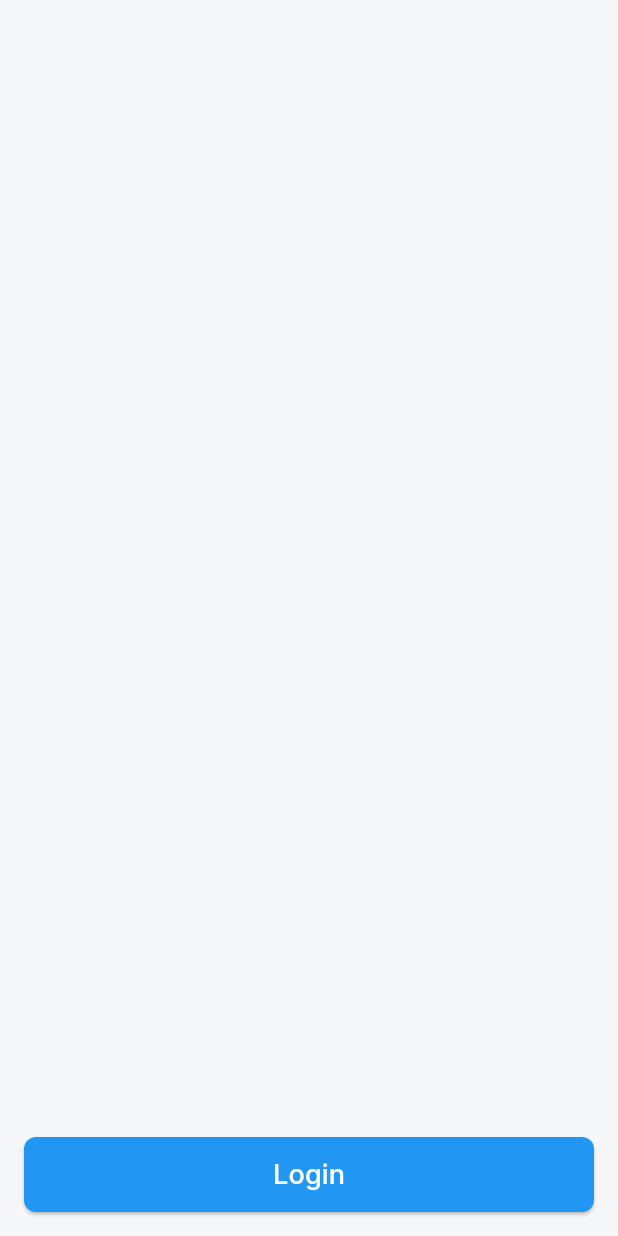
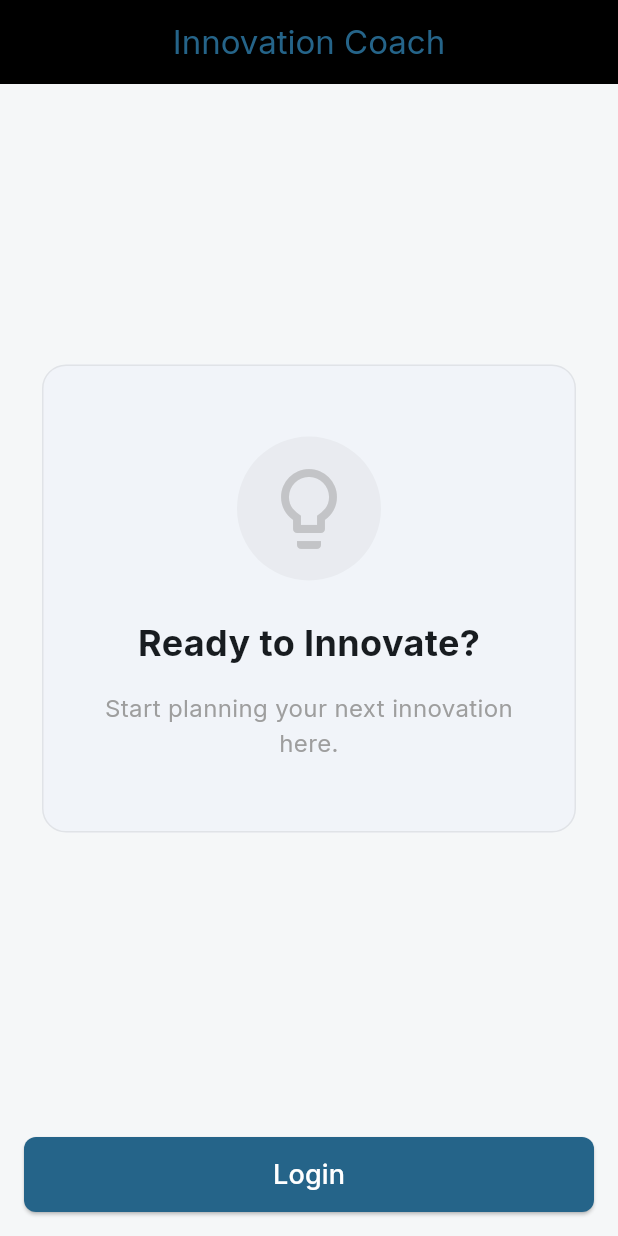
Before and after one commit to andreasofthings/innovation, a Flutter app: the screen it shows after launch, on a phone screen of 412 x 824 dp. Run offline on Flutter 3.47's test engine with Material 3 defaults, Android fonts, the phone set to English and light mode, and no system bars; our stand-ins replace app_links, flutter_colorpicker, flutter_secure_storage, google_fonts; missing offline and left inert: flutter_appauth; accounts and stored records are empty.

Commit message:
Refactor: Move Innovation Card from Home to Login screen
- Replaced HomeContent with a 'Home Screen' placeholder in lib/screens/home_screen.dart.
- Updated lib/screens/login_screen.dart to include an AppBar and the 'Ready to Innovate?' card centered above the login button.
- Ensured design consistency with the project's color scheme and typography.
- Updated home_screen_test.dart and added login_screen_test.dart to verify UI changes.
- Added node_modules/ to .gitignore to prevent accidental commits of local test dependencies.

```diff
--- a/lib/screens/login_screen.dart
+++ b/lib/screens/login_screen.dart
@@ -7,10 +7,68 @@ class LoginScreen extends StatelessWidget {
 
   @override
   Widget build(BuildContext context) {
+    final colorScheme = Theme.of(context).colorScheme;
+    final isDark = Theme.of(context).brightness == Brightness.dark;
+
     return Scaffold(
+      appBar: AppBar(
+        title: const Text('Innovation Coach'),
+        centerTitle: true,
+        backgroundColor: isDark ? colorScheme.surface : const Color(0xFF000000),
+        foregroundColor: colorScheme.primary,
+        elevation: 0,
+      ),
       body: SafeArea(
         child: Column(
           children: [
+            const Spacer(),
+            Padding(
+              padding: const EdgeInsets.all(24.0),
+              child: Card(
+                elevation: 0,
+                shape: RoundedRectangleBorder(
+                  borderRadius: BorderRadius.circular(16),
+                  side: BorderSide(color: Colors.grey.withOpacity(0.2)),
+                ),
+                child: Padding(
+                  padding: const EdgeInsets.symmetric(vertical: 48.0, horizontal: 24.0),
+                  child: Column(
+                    mainAxisSize: MainAxisSize.min,
+                    children: [
+                      Container(
+                        padding: const EdgeInsets.all(16),
+                        decoration: BoxDecoration(
+                          color: Colors.grey.withOpacity(0.1),
+                          shape: BoxShape.circle,
+                        ),
+                        child: Icon(
+                          Icons.lightbulb_outline,
+                          size: 64,
+                          color: Colors.grey.withOpacity(0.5),
+                        ),
+                      ),
+                      const SizedBox(height: 24),
+                      const Text(
+                        'Ready to Innovate?',
+                        style: TextStyle(
+                          fontSize: 24,
+                          fontWeight: FontWeight.bold,
+                        ),
+                      ),
+                      const SizedBox(height: 16),
+                      const Text(
+                        'Start planning your next innovation here.',
+                        textAlign: TextAlign.center,
+                        style: TextStyle(
+                          fontSize: 16,
+                          color: Colors.grey,
+                        ),
+                      ),
+                    ],
+                  ),
+                ),
+              ),
+            ),
             const Spacer(),
             Padding(
               padding: const EdgeInsets.all(16.0),
@@ -22,7 +80,7 @@ class LoginScreen extends StatelessWidget {
                     _handleLogin(context);
                   },
                   style: ElevatedButton.styleFrom(
-                    backgroundColor: Colors.blue,
+                    backgroundColor: colorScheme.primary,
                     foregroundColor: Colors.white,
                     shape: RoundedRectangleBorder(
                       borderRadius: BorderRadius.circular(8),
```
Also changed, not shown: lib/screens/home_screen.dart (+2 -48 lines), 3 other files.
